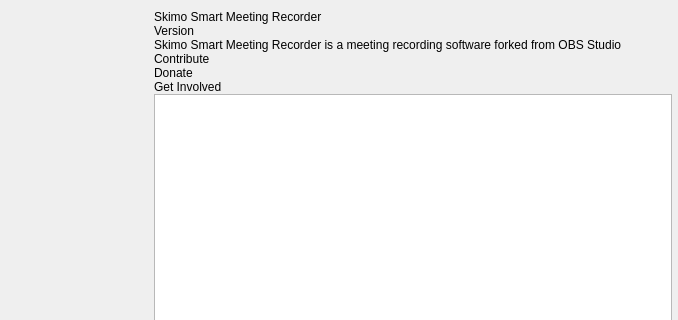
This is UI/forms/SkimoAbout.ui in skimotv/SkimoMeetingRecorder as Qt 5 draws it before an edit; both pictures show x 162 to 840 and y 0 to 320 of the 840 by 519 pixel window. The edited form follows.
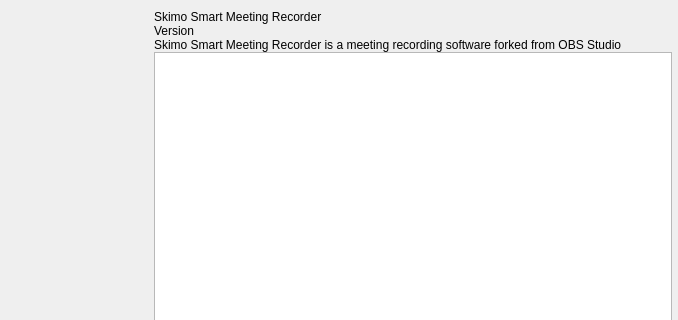
This is the edited form. Icons and pictures are not drawn. Custom widgets are drawn as their Qt base class.

```diff
--- a/UI/forms/SkimoAbout.ui
+++ b/UI/forms/SkimoAbout.ui
@@ -97,30 +97,6 @@
          </property>
         </widget>
        </item>
-       <item>
-        <widget class="QLabel" name="contribute">
-         <property name="text">
-          <string notr="true">Contribute</string>
-         </property>
-         <property name="wordWrap">
-          <bool>true</bool>
-         </property>
-        </widget>
-       </item>
-       <item>
-        <widget class="QLabel" name="donate">
-         <property name="text">
-          <string notr="true">Donate</string>
-         </property>
-        </widget>
-       </item>
-       <item>
-        <widget class="QLabel" name="getInvolved">
-         <property name="text">
-          <string notr="true">Get Involved</string>
-         </property>
-        </widget>
-       </item>
        <item>
         <widget class="QTextBrowser" name="textBrowser">
          <property name="openExternalLinks">
```
